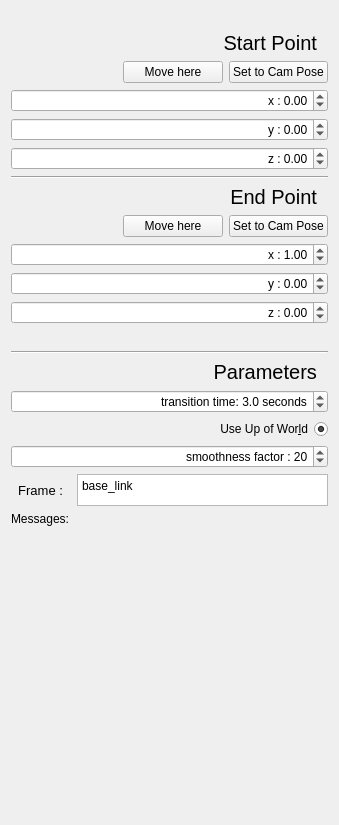
AIS-Bonn/rviz_cinematographer, file rqt_pose_interpolator/src/pose_interpolator.ui: the form before one commit.
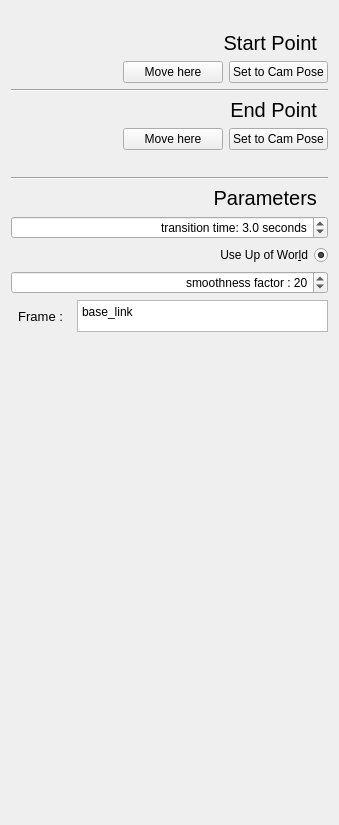
The form after the commit.

Commit message: rqt_pose_interpolator: simplified pose interpolator plugin - very basic version of trajectory editor now to use only to generate tracking shots between two points.

Diff of the .ui file:
```diff
--- a/rqt_pose_interpolator/src/pose_interpolator.ui
+++ b/rqt_pose_interpolator/src/pose_interpolator.ui
@@ -110,63 +110,6 @@
            </item>
           </layout>
          </item>
-         <item>
-          <widget class="QDoubleSpinBox" name="start_x_spin_box">
-           <property name="alignment">
-            <set>Qt::AlignRight|Qt::AlignTrailing|Qt::AlignVCenter</set>
-           </property>
-           <property name="prefix">
-            <string>x : </string>
-           </property>
-           <property name="minimum">
-            <double>-9999.000000000000000</double>
-           </property>
-           <property name="maximum">
-            <double>9999.989999999999782</double>
-           </property>
-           <property name="singleStep">
-            <double>0.010000000000000</double>
-           </property>
-          </widget>
-         </item>
-         <item>
-          <widget class="QDoubleSpinBox" name="start_y_spin_box">
-           <property name="alignment">
-            <set>Qt::AlignRight|Qt::AlignTrailing|Qt::AlignVCenter</set>
-           </property>
-           <property name="prefix">
-            <string>y : </string>
-           </property>
-           <property name="minimum">
-            <double>-9999.000000000000000</double>
-           </property>
-           <property name="maximum">
-            <double>9999.000000000000000</double>
-           </property>
-           <property name="singleStep">
-            <double>0.010000000000000</double>
-           </property>
-          </widget>
-         </item>
-         <item>
-          <widget class="QDoubleSpinBox" name="start_z_spin_box">
-           <property name="alignment">
-            <set>Qt::AlignRight|Qt::AlignTrailing|Qt::AlignVCenter</set>
-           </property>
-           <property name="prefix">
-            <string>z : </string>
-           </property>
-           <property name="minimum">
-            <double>-9999.000000000000000</double>
-           </property>
-           <property name="maximum">
-            <double>9999.989999999999782</double>
-           </property>
-           <property name="singleStep">
-            <double>0.010000000000000</double>
-           </property>
-          </widget>
-         </item>
          <item>
           <widget class="Line" name="line_3">
            <property name="orientation">
@@ -240,66 +183,6 @@
              </item>
             </layout>
            </item>
-           <item>
-            <widget class="QDoubleSpinBox" name="end_x_spin_box">
-             <property name="alignment">
-              <set>Qt::AlignRight|Qt::AlignTrailing|Qt::AlignVCenter</set>
-             </property>
-             <property name="prefix">
-              <string>x : </string>
-             </property>
-             <property name="minimum">
-              <double>-9999.000000000000000</double>
-             </property>
-             <property name="maximum">
-              <double>9999.989999999999782</double>
-             </property>
-             <property name="singleStep">
-              <double>0.010000000000000</double>
-             </property>
-             <property name="value">
-              <double>1.000000000000000</double>
-             </property>
-            </widget>
-           </item>
-           <item>
-            <widget class="QDoubleSpinBox" name="end_y_spin_box">
-             <property name="alignment">
-              <set>Qt::AlignRight|Qt::AlignTrailing|Qt::AlignVCenter</set>
-             </property>
-             <property name="prefix">
-              <string>y : </string>
-             </property>
-             <property name="minimum">
-              <double>-9999.000000000000000</double>
-             </property>
-             <property name="maximum">
-              <double>9999.989999999999782</double>
-             </property>
-             <property name="singleStep">
-              <double>0.010000000000000</double>
-             </property>
-            </widget>
-           </item>
-           <item>
-            <widget class="QDoubleSpinBox" name="end_z_spin_box">
-             <property name="alignment">
-              <set>Qt::AlignRight|Qt::AlignTrailing|Qt::AlignVCenter</set>
-             </property>
-             <property name="prefix">
-              <string>z : </string>
-             </property>
-             <property name="minimum">
-              <double>-9999.000000000000000</double>
-             </property>
-             <property name="maximum">
-              <double>9999.000000000000000</double>
-             </property>
-             <property name="singleStep">
-              <double>0.010000000000000</double>
-             </property>
-            </widget>
-           </item>
            <item>
             <widget class="Line" name="line">
              <property name="minimumSize">
@@ -463,13 +346,6 @@
              </item>
             </layout>
            </item>
-           <item>
-            <widget class="QLabel" name="messages_label">
-             <property name="text">
-              <string>Messages: </string>
-             </property>
-            </widget>
-           </item>
            <item>
             <spacer name="verticalSpacer_2">
              <property name="orientation">
```
Left out of the diff: 6 changed lines with no effect on the pictures. The commit also changes 1 other file.
